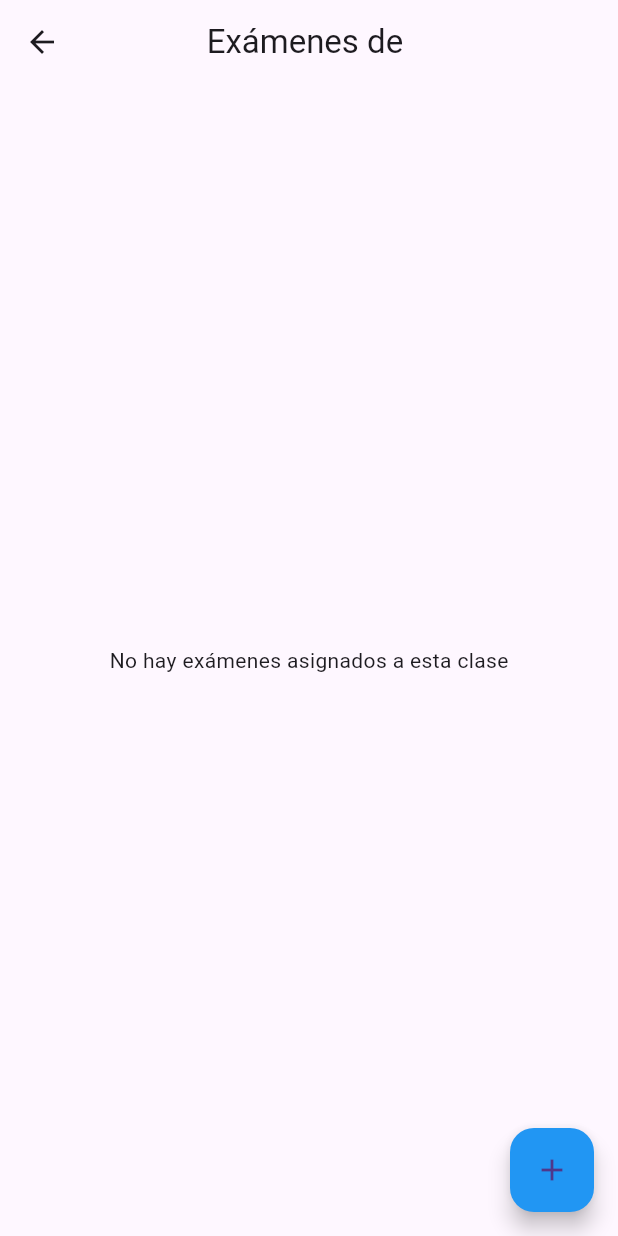
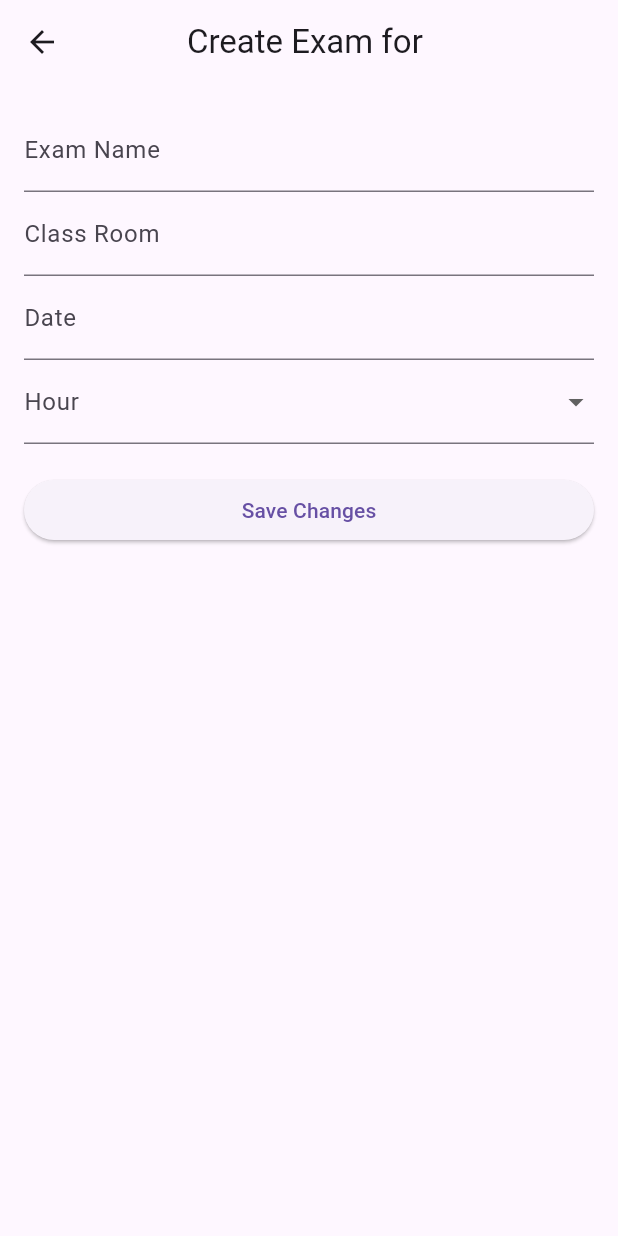
Before and after one commit to robecm/FaceCheck-UANL-Frontend, a Flutter app: the ClassExamsScreen screen opened directly with empty values, after a tap on the "add" icon, on a phone screen of 412 x 824 dp. Run offline on Flutter 3.47's test engine with Material 3 defaults, Android fonts, the phone set to English and light mode, and no system bars; our stand-ins replace camera; network calls fail.

Commit message:
Midway through exam creation

```diff
--- /dev/null
+++ b/lib/models/teacher/class/exams/create_class_exam_request.dart
@@ -0,0 +1,25 @@
+class CreateClassExamRequest {
+  final String examName;
+  final int classId;
+  final String date;
+  final String classRoom;
+  final String hour;
+
+  CreateClassExamRequest({
+    required this.examName,
+    required this.classId,
+    required this.date,
+    required this.classRoom,
+    required this.hour,
+  });
+
+  Map<String, dynamic> toJson() {
+    return {
+      'exam_name': examName,
+      'class_id': classId,
+      'date': date,
+      'class_room': classRoom,
+      'hour': hour,
+    };
+  }
+}
--- /dev/null
+++ b/lib/models/teacher/class/exams/create_class_exam_response.dart
@@ -0,0 +1,31 @@
+class CreateClassExamResponse {
+  final bool success;
+  final int statusCode;
+  final String? error;
+  final String? message;
+
+  CreateClassExamResponse({
+    required this.success,
+    required this.statusCode,
+    this.error,
+    this.message,
+  });
+
+  factory CreateClassExamResponse.fromJson(Map<String, dynamic> json) {
+    return CreateClassExamResponse(
+      success: json['success'] as bool,
+      statusCode: json['status_code'] as int,
+      error: json['error'] as String?,
+      message: json['data'] != null ? json['data']['message'] as String? : null,
+    );
+  }
+
+  Map<String, dynamic> toJson() {
+    return {
+      'success': success,
+      'status_code': statusCode,
+      'error': error,
+      'data': message != null ? {'message': message} : null,
+    };
+  }
+}
--- a/lib/screens/teacher_home/class_screen/exams/class_exams_screen.dart
+++ b/lib/screens/teacher_home/class_screen/exams/class_exams_screen.dart
@@ -1,6 +1,7 @@
 import 'package:flutter/material.dart';
 import '../../../../services/teacher_api_service.dart';
-import '../../../../models/teacher/class/exams/retrieve_class_exams_response.dart'; // Correct import
+import '../../../../models/teacher/class/exams/retrieve_class_exams_response.dart';
+import 'create_class_exam_screen.dart';
 
 class ClassExamsScreen extends StatefulWidget {
   final int classId;
@@ -140,8 +141,19 @@ class ClassExamsScreenState extends State<ClassExamsScreen> {
                   ),
       ),
       floatingActionButton: FloatingActionButton(
-        onPressed: () {
-          // TODO: Implement add exam functionality
+        onPressed: () async {
+          final result = await Navigator.push(
+            context,
+            MaterialPageRoute(
+              builder: (context) => CreateClassExamScreen(
+                classId: classId,
+                className: className,
+              ),
+            ),
+          );
+          if (result == true) {
+            retrieveClassExams();
+          }
         },
         child: Icon(Icons.add),
         backgroundColor: Colors.blue,
--- /dev/null
+++ b/lib/screens/teacher_home/class_screen/exams/create_class_exam_screen.dart
@@ -0,0 +1,190 @@
+import 'package:flutter/material.dart';
+import 'package:intl/intl.dart';
+import '../../../../models/teacher/class/exams/create_class_exam_request.dart';
+import '../../../../services/teacher_api_service.dart';
+
+class CreateClassExamScreen extends StatefulWidget {
+  final int classId;
+  final String className;
+
+  const CreateClassExamScreen({super.key, required this.classId, required this.className});
+
+  @override
+  _CreateClassExamScreenState createState() => _CreateClassExamScreenState();
+}
+
+class _CreateClassExamScreenState extends State<CreateClassExamScreen> {
+  late TextEditingController examNameController;
+  late TextEditingController classRoomController;
+  late TextEditingController dateController;
+  String? selectedHour;
+  bool isLoading = false;
+
+  final _formKey = GlobalKey<FormState>();
+
+  final List<String> hourOptions = [
+    'M1', 'M2', 'M3', 'M4', 'M5', 'M6',
+    'V1', 'V2', 'V3', 'V4', 'V5', 'V6',
+    'N1', 'N2', 'N3', 'N4', 'N5', 'N6',
+  ];
+
+  @override
+  void initState() {
+    super.initState();
+    examNameController = TextEditingController();
+    classRoomController = TextEditingController();
+    dateController = TextEditingController();
+  }
+
+  @override
+  void dispose() {
+    examNameController.dispose();
+    classRoomController.dispose();
+    dateController.dispose();
+    super.dispose();
+  }
+
+  Future<void> _selectDate(BuildContext context) async {
+    final DateTime? picked = await showDatePicker(
+      context: context,
+      initialDate: DateTime.now(),
+      firstDate: DateTime(2000),
+      lastDate: DateTime(2101),
+    );
+    if (picked != null) {
+      setState(() {
+        dateController.text = DateFormat('yyyy-MM-dd').format(picked);
+      });
+    }
+  }
+
+  Future<void> _createExam() async {
+    if (!_formKey.currentState!.validate()) {
+      return;
+    }
+
+    setState(() {
+      isLoading = true;
+    });
+
+    final request = CreateClassExamRequest(
+      examName: examNameController.text,
+      classId: widget.classId,
+      date: dateController.text,
+      classRoom: classRoomController.text,
+      hour: selectedHour!,
+    );
+
+    try {
+      final apiService = TeacherApiService();
+      final response = await apiService.createClassExam(request);
+
+      if (response.success) {
+        ScaffoldMessenger.of(context).showSnackBar(
+          SnackBar(content: Text('Exam created successfully')),
+        );
+        Navigator.pop(context, true); // Pass true to indicate success
+      } else {
+        ScaffoldMessenger.of(context).showSnackBar(
+          SnackBar(content: Text('Failed to create exam: ${response.error}')),
+        );
+      }
+    } catch (e) {
+      ScaffoldMessenger.of(context).showSnackBar(
+        SnackBar(content: Text('Error: $e')),
+      );
+    } finally {
+      setState(() {
+        isLoading = false;
+      });
+    }
+  }
+
+  @override
+  Widget build(BuildContext context) {
+    return Scaffold(
+      appBar: AppBar(
+        title: Text('Create Exam for ${widget.className}'),
+        centerTitle: true,
+      ),
+      body: Padding(
+        padding: const EdgeInsets.all(16.0),
+        child: Form(
+          key: _formKey,
+          child: ListView(
+            children: [
+              TextFormField(
+                controller: examNameController,
+                decoration: InputDecoration(
+                  labelText: 'Exam Name',
+                ),
+                validator: (value) {
+                  if (value == null || value.isEmpty) {
+                    return 'Exam name cannot be empty';
+                  }
+                  return null;
+                },
+              ),
+              TextFormField(
+                controller: classRoomController,
+                decoration: InputDecoration(
+                  labelText: 'Class Room',
+                ),
+                validator: (value) {
+                  if (value == null || value.isEmpty) {
+                    return 'Class room cannot be empty';
+                  }
+                  return null;
+                },
+              ),
+              TextFormField(
+                controller: dateController,
+                decoration: InputDecoration(
+                  labelText: 'Date',
+                ),
+                readOnly: true,
+                onTap: () => _selectDate(context),
+                validator: (value) {
+                  if (value == null || value.isEmpty) {
+                    return 'Date cannot be empty';
+                  }
+                  return null;
+                },
+              ),
+              DropdownButtonFormField<String>(
+                value: selectedHour,
+                decoration: InputDecoration(
+                  labelText: 'Hour',
+                ),
+                items: hourOptions.map((String value) {
+                  return DropdownMenuItem<String>(
+                    value: value,
+                    child: Text(value),
+                  );
+                }).toList(),
+                onChanged: (newValue) {
+                  setState(() {
+                    selectedHour = newValue;
+                  });
+                },
+                validator: (value) {
+                  if (value == null || value.isEmpty) {
+                    return 'Hour cannot be empty';
+                  }
+                  return null;
+                },
+              ),
+              SizedBox(height: 20),
+              isLoading
+                  ? Center(child: CircularProgressIndicator())
+                  : ElevatedButton(
+                      onPressed: _createExam,
+                      child: Text('Save Changes'),
+                    ),
+            ],
+          ),
+        ),
+      ),
+    );
+  }
+}
--- a/pubspec.yaml
+++ b/pubspec.yaml
@@ -35,6 +35,7 @@ dependencies:
   path_provider: ^2.1.5
   image: ^4.5.2
   shared_preferences: ^2.3.5
+  intl: ^0.20.2
 
   # The following adds the Cupertino Icons font to your application.
   # Use with the CupertinoIcons class for iOS style icons.
```
Also changed, not shown: lib/services/teacher_api_service.dart (+7 -2 lines), pubspec.lock.
